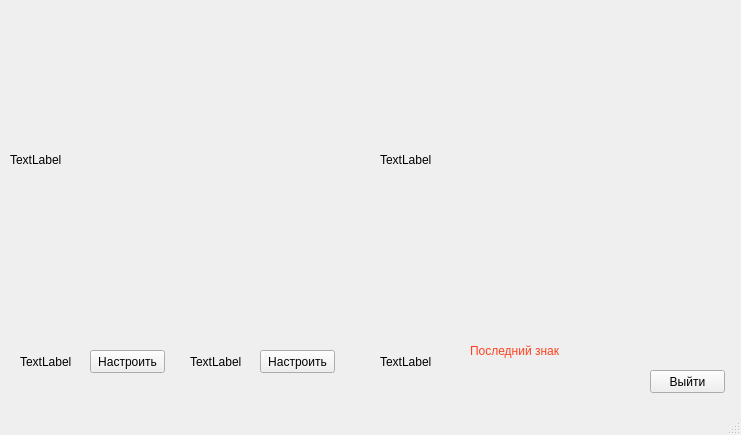
Old version of the form Base.ui in the repository MakarenkoArtem/Open-CV-Project.
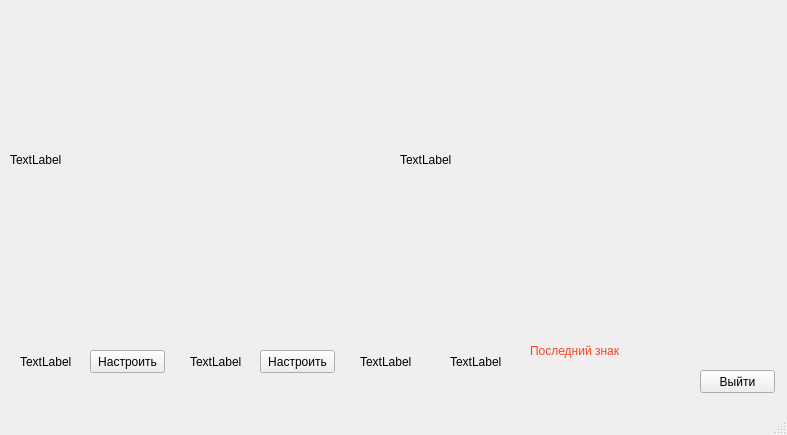
New version of the form.

```diff
--- a/Base.ui
+++ b/Base.ui
@@ -6,7 +6,7 @@
    <rect>
     <x>0</x>
     <y>0</y>
-    <width>741</width>
+    <width>787</width>
     <height>435</height>
    </rect>
   </property>
@@ -19,7 +19,7 @@
      <rect>
       <x>10</x>
       <y>10</y>
-      <width>350</width>
+      <width>372</width>
       <height>300</height>
      </rect>
     </property>
@@ -43,9 +43,9 @@
    <widget class="QLabel" name="label_3">
     <property name="geometry">
      <rect>
-      <x>380</x>
+      <x>400</x>
       <y>10</y>
-      <width>350</width>
+      <width>372</width>
       <height>300</height>
      </rect>
     </property>
@@ -95,7 +95,7 @@
    <widget class="QLabel" name="label_5">
     <property name="geometry">
      <rect>
-      <x>380</x>
+      <x>450</x>
       <y>330</y>
       <width>64</width>
       <height>64</height>
@@ -108,7 +108,7 @@
    <widget class="QPushButton" name="pushButton_3">
     <property name="geometry">
      <rect>
-      <x>650</x>
+      <x>700</x>
       <y>370</y>
       <width>75</width>
       <height>23</height>
@@ -121,9 +121,9 @@
    <widget class="QLabel" name="label_6">
     <property name="geometry">
      <rect>
-      <x>470</x>
+      <x>530</x>
       <y>340</y>
-      <width>241</width>
+      <width>251</width>
       <height>21</height>
      </rect>
     </property>
@@ -135,6 +135,19 @@
      <string>Последний знак</string>
     </property>
    </widget>
+   <widget class="QLabel" name="label_7">
+    <property name="geometry">
+     <rect>
+      <x>360</x>
+      <y>330</y>
+      <width>64</width>
+      <height>64</height>
+     </rect>
+    </property>
+    <property name="text">
+     <string>TextLabel</string>
+    </property>
+   </widget>
   </widget>
   <widget class="QMenuBar" name="menubar">
    <property name="geometry">
```
Left out of the diff: 2 changed lines with no effect on the pictures.
